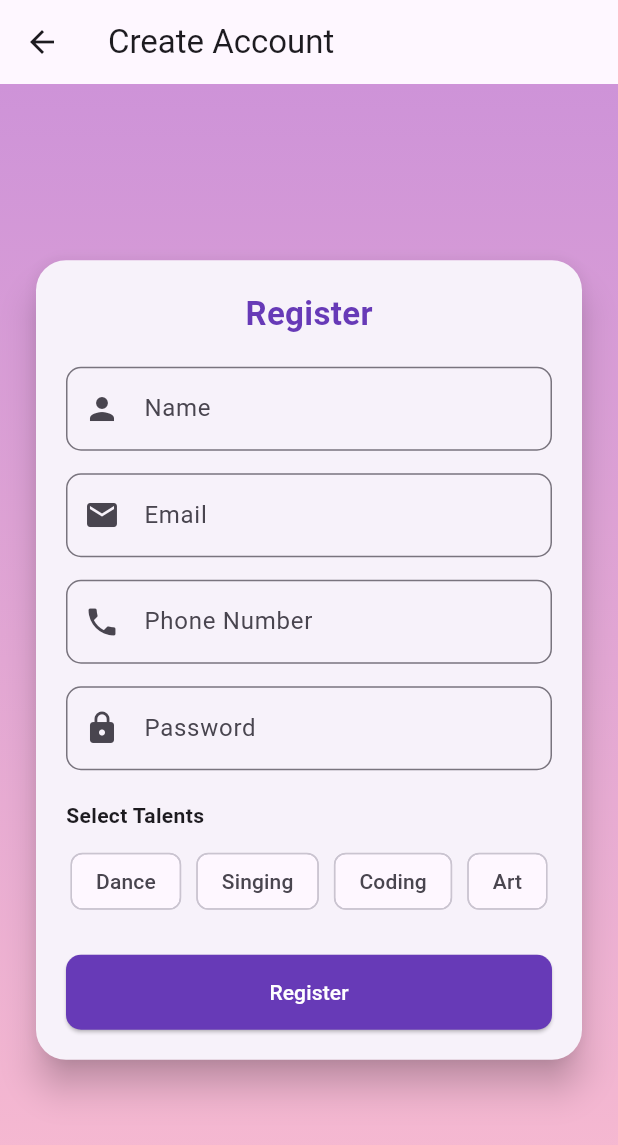
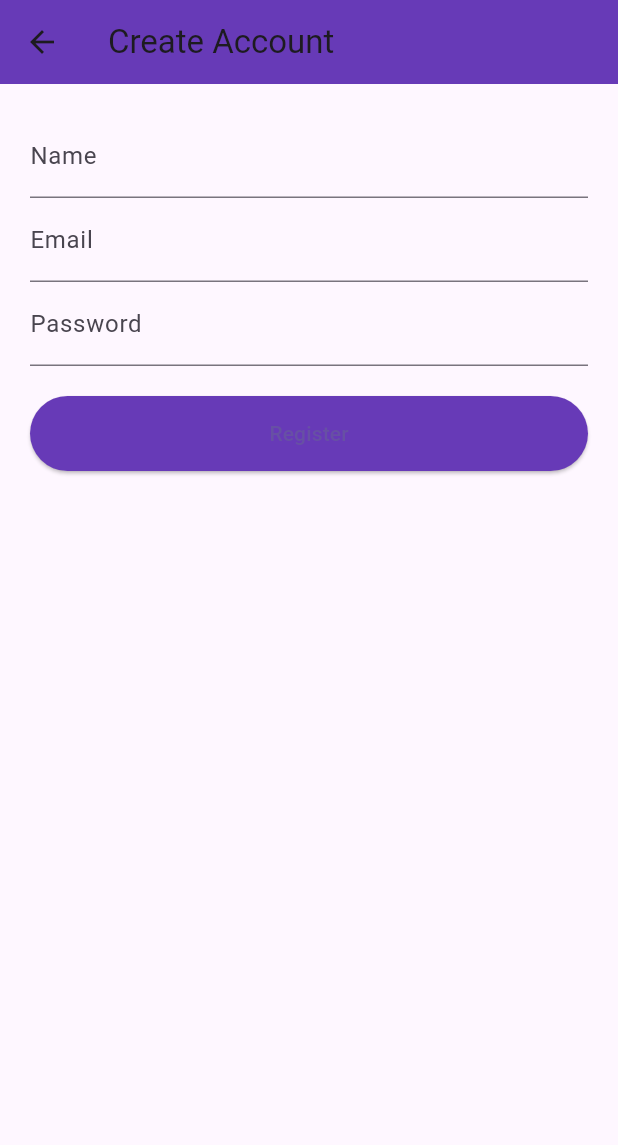
Before and after one commit to litthighajk12/local_talent_app, a Flutter app: the RegisterScreen screen opened directly, on a phone screen of 412 x 824 dp. Shown: the top 1145 px of the screen. Run offline on Flutter 3.47's test engine with Material 3 defaults, Android fonts, the phone set to English and light mode, and no system bars; our stand-ins replace cloud_firestore, firebase_auth, firebase_core, geolocator, google_maps_flutter; accounts and stored records are empty.

Commit message:
added firebase auth and login/register

```diff
--- a/lib/features/auth/register_screen.dart
+++ b/lib/features/auth/register_screen.dart
@@ -1,6 +1,7 @@
 import 'package:flutter/material.dart';
-import '../../navigation_screen.dart';
-import '../../services/user_service.dart';
+import 'package:firebase_auth/firebase_auth.dart';
+import 'package:cloud_firestore/cloud_firestore.dart';
+import '../home/home_screen.dart';
 
 class RegisterScreen extends StatefulWidget {
   @override
@@ -8,196 +9,80 @@ class RegisterScreen extends StatefulWidget {
 }
 
 class _RegisterScreenState extends State<RegisterScreen> {
-
   final nameController = TextEditingController();
   final emailController = TextEditingController();
   final passwordController = TextEditingController();
-  final phoneController = TextEditingController();
 
-  List<String> talents = ["Dance", "Singing", "Coding", "Art"];
-  List<String> selectedTalents = [];
+  bool isLoading = false;
 
-  void register() {
+  void register() async {
+    setState(() => isLoading = true);
 
-    if (nameController.text.isEmpty ||
-        emailController.text.isEmpty ||
-        passwordController.text.isEmpty ||
-        phoneController.text.isEmpty) {
+    try {
+      UserCredential user = await FirebaseAuth.instance
+          .createUserWithEmailAndPassword(
+        email: emailController.text.trim(),
+        password: passwordController.text.trim(),
+      );
 
-      ScaffoldMessenger.of(context).showSnackBar(
-        SnackBar(content: Text("Please fill all fields")),
+      await FirebaseFirestore.instance
+          .collection('users')
+          .doc(user.user!.uid)
+          .set({
+        "name": nameController.text,
+        "email": emailController.text,
+      });
+
+      Navigator.pushReplacement(
+        context,
+        MaterialPageRoute(builder: (_) => HomeScreen()),
       );
-      return;
+    } catch (e) {
+      ScaffoldMessenger.of(context)
+          .showSnackBar(SnackBar(content: Text("Registration Failed")));
     }
 
-    // 🔥 STORE USER DATA
-    UserService.setUser({
-      "name": nameController.text,
-      "email": emailController.text,
-      "phone": phoneController.text,
-      "talents": selectedTalents,
-    });
-
-    // 🔥 NAVIGATE TO APP
-    Navigator.pushReplacement(
-      context,
-      MaterialPageRoute(builder: (_) => NavigationScreen()),
-    );
+    setState(() => isLoading = false);
   }
 
   @override
   Widget build(BuildContext context) {
     return Scaffold(
-      appBar: AppBar(title: Text("Create Account")),
-
-      body: Container(
-        padding: EdgeInsets.all(20),
-        decoration: BoxDecoration(
-          gradient: LinearGradient(
-            colors: [Colors.purple.shade200, Colors.pink.shade100],
-            begin: Alignment.topCenter,
-            end: Alignment.bottomCenter,
+      appBar: AppBar(
+        title: Text("Create Account"),
+        backgroundColor: Colors.deepPurple,
       ),
-        ),
-
-        child: Center(
-          child: SingleChildScrollView(
-            child: Card(
-              shape: RoundedRectangleBorder(
-                borderRadius: BorderRadius.circular(20),
-              ),
-              elevation: 10,
-
-              child: Padding(
+      body: Padding(
         padding: EdgeInsets.all(20),
         child: Column(
-                  mainAxisSize: MainAxisSize.min,
           children: [
-
-                    Text(
-                      "Register",
-                      style: TextStyle(
-                        fontSize: 22,
-                        fontWeight: FontWeight.bold,
-                        color: Colors.deepPurple,
+            TextField(
+              controller: nameController,
+              decoration: InputDecoration(labelText: "Name"),
             ),
+            TextField(
+              controller: emailController,
+              decoration: InputDecoration(labelText: "Email"),
+            ),
+            TextField(
+              controller: passwordController,
+              obscureText: true,
+              decoration: InputDecoration(labelText: "Password"),
             ),
 
             SizedBox(height: 20),
 
-                    // NAME
-                    TextField(
-                      controller: nameController,
-                      decoration: InputDecoration(
-                        labelText: "Name",
-                        prefixIcon: Icon(Icons.person),
-                        border: OutlineInputBorder(
-                          borderRadius: BorderRadius.circular(10),
+            ElevatedButton(
+              onPressed: isLoading ? null : register,
+              style: ElevatedButton.styleFrom(
+                backgroundColor: Colors.deepPurple,
+                minimumSize: Size(double.infinity, 50),
               ),
-                      ),
-                    ),
-
-                    SizedBox(height: 15),
-
-                    // EMAIL
-                    TextField(
-                      controller: emailController,
-                      decoration: InputDecoration(
-                        labelText: "Email",
-                        prefixIcon: Icon(Icons.email),
-                        border: OutlineInputBorder(
-                          borderRadius: BorderRadius.circular(10),
-                        ),
-                      ),
-                    ),
-
-                    SizedBox(height: 15),
-
-                    // PHONE
-                    TextField(
-                      controller: phoneController,
-                      keyboardType: TextInputType.phone,
-                      decoration: InputDecoration(
-                        labelText: "Phone Number",
-                        prefixIcon: Icon(Icons.phone),
-                        border: OutlineInputBorder(
-                          borderRadius: BorderRadius.circular(10),
-                        ),
-                      ),
-                    ),
-
-                    SizedBox(height: 15),
-
-                    // PASSWORD
-                    TextField(
-                      controller: passwordController,
-                      obscureText: true,
-                      decoration: InputDecoration(
-                        labelText: "Password",
-                        prefixIcon: Icon(Icons.lock),
-                        border: OutlineInputBorder(
-                          borderRadius: BorderRadius.circular(10),
-                        ),
-                      ),
-                    ),
-
-                    SizedBox(height: 20),
-
-                    // TALENTS
-                    Align(
-                      alignment: Alignment.centerLeft,
-                      child: Text(
-                        "Select Talents",
-                        style: TextStyle(fontWeight: FontWeight.bold),
-                      ),
-                    ),
-
-                    SizedBox(height: 10),
-
-                    Wrap(
-                      spacing: 10,
-                      children: talents.map((talent) {
-                        return FilterChip(
-                          label: Text(talent),
-                          selected: selectedTalents.contains(talent),
-                          selectedColor: Colors.purple.shade200,
-                          onSelected: (value) {
-                            setState(() {
-                              value
-                                  ? selectedTalents.add(talent)
-                                  : selectedTalents.remove(talent);
-                            });
-                          },
-                        );
-                      }).toList(),
-                    ),
-
-                    SizedBox(height: 25),
-
-                    // REGISTER BUTTON
-                    SizedBox(
-                      width: double.infinity,
-                      child: ElevatedButton(
-                        onPressed: register,
-                        style: ElevatedButton.styleFrom(
-                          padding: EdgeInsets.symmetric(vertical: 15),
-                          backgroundColor: Colors.deepPurple,
-                          shape: RoundedRectangleBorder(
-                            borderRadius: BorderRadius.circular(10),
-                          ),
-                        ),
-                        child: Text(
-                          "Register",
-                          style: TextStyle(color: Colors.white),
-                        ),
-                      ),
-                    ),
-
+              child: isLoading
+                  ? CircularProgressIndicator(color: Colors.white)
+                  : Text("Register"),
+            )
           ],
-                ),
-              ),
-            ),
-          ),
         ),
       ),
     );
```
Also changed, not shown: lib/features/auth/login_screen.dart (+48 -54 lines). Lines whose indentation alone changed are shown as unchanged.
